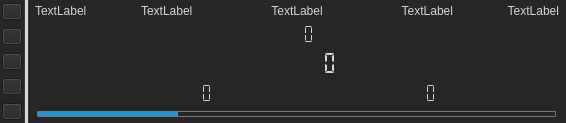
Old version of the form LEO_sniffy/GUI/widgetdisplay.ui in the repository jirik09/Sniffy.
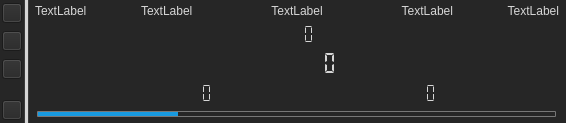
New version of the form. Icons and pictures are not drawn.

```diff
--- a/LEO_sniffy/GUI/widgetdisplay.ui
+++ b/LEO_sniffy/GUI/widgetdisplay.ui
@@ -219,28 +219,6 @@
         </property>
        </widget>
       </item>
-      <item>
-       <widget class="QPushButton" name="pushButton_undock">
-        <property name="maximumSize">
-         <size>
-          <width>20</width>
-          <height>20</height>
-         </size>
-        </property>
-        <property name="styleSheet">
-         <string notr="true">QPushButton{image: url(:/graphics/graphics/unDock.png);}QPushButton:hover{background-color: rgb(71, 76, 94);}</string>
-        </property>
-        <property name="text">
-         <string/>
-        </property>
-        <property name="iconSize">
-         <size>
-          <width>19</width>
-          <height>19</height>
-         </size>
-        </property>
-       </widget>
-      </item>
      </layout>
     </widget>
    </item>
```
